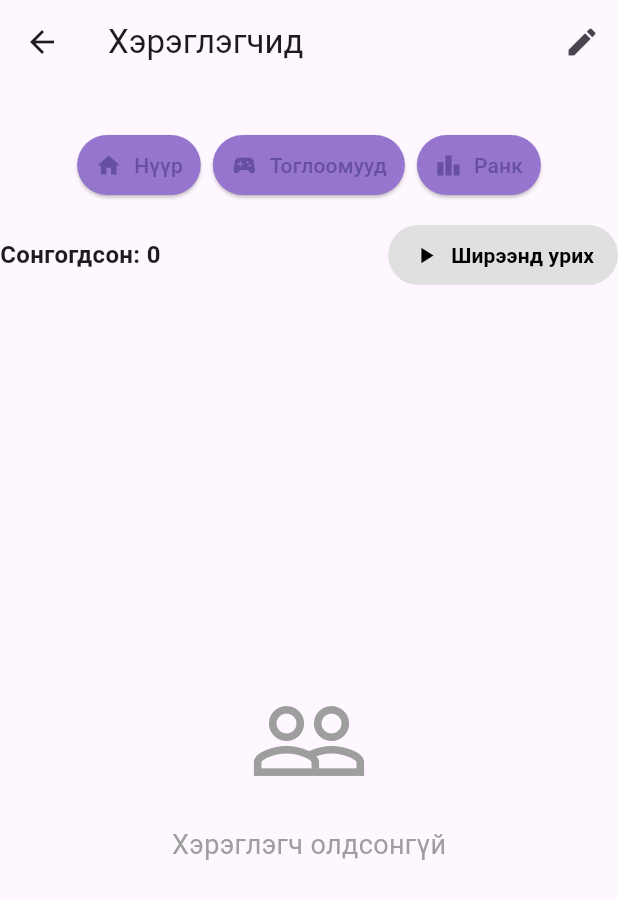
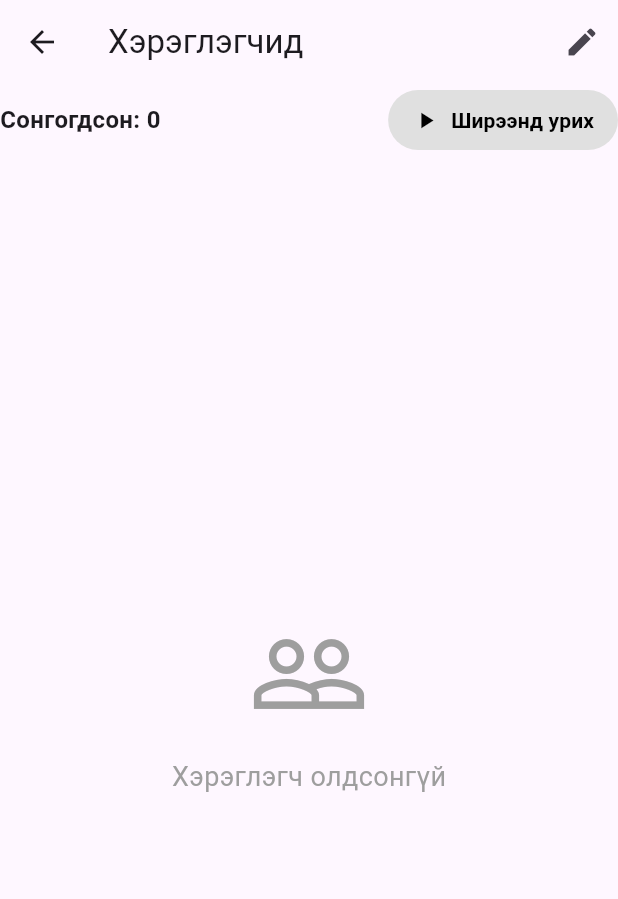
Before and after one commit to khenchbishb-hue/toocoob, a Flutter app: the PlayerSelectionPage screen opened directly, on a phone screen of 412 x 824 dp. Shown: the top 899 px of the screen. Run offline on Flutter 3.47's test engine with Material 3 defaults, Android fonts, the phone set to English and light mode, and no system bars; our stand-ins replace cloud_firestore, firebase_core, firebase_storage, image_picker; accounts and stored records are empty.

Commit message:
changes 1

```diff
--- a/lib/screens/13_card_poker.dart
+++ b/lib/screens/13_card_poker.dart
@@ -1937,7 +1937,28 @@ class _CardPokerPageState extends State<CardPokerPage>
           }
         }
       } else if (nonFailedCount >= 2) {
-        // 2+ тоглогч хожигдоогүй байвал шалгаж асуух
+        // 2+ тоглогч хожигдоогүй байвал энэ тоглолтын ялагчийг тодорхойлох
+        // Хамгийн бага оноотой (хамгийн сайн тоглосон) тоглогчийг олох
+        String? roundWinnerId;
+        int lowestScore = 999999;
+
+        for (final playerId in currentPlayerIds) {
+          if (!_failedPlayerIds.contains(playerId)) {
+            final score = _totalScores[playerId] ?? 0;
+            if (score < lowestScore) {
+              lowestScore = score;
+              roundWinnerId = playerId;
+            }
+          }
+        }
+
+        // Энэ тоглолтын ялагчийг тэмдэглэх
+        if (roundWinnerId != null) {
+          setState(() {
+            _winStars[roundWinnerId!] = (_winStars[roundWinnerId] ?? 0) + 1;
+          });
+        }
+
         // Хожсон тоглогчдын нийт тоог шалгах (идэвхтэй тоглогчийн тоотой тэнцэх үед л асуух)
         final totalWinsAcrossPlayers =
             _winStars.values.fold<int>(0, (sum, wins) => sum + wins);
--- a/lib/screens/kinds_of_game.dart
+++ b/lib/screens/kinds_of_game.dart
@@ -60,7 +60,7 @@ class KindsOfGamePage extends StatelessWidget {
           crossAxisCount: 3,
           crossAxisSpacing: 8,
           mainAxisSpacing: 8,
-          childAspectRatio: 1,
+          childAspectRatio: 0.65,
         ),
         itemCount: games.length,
         itemBuilder: (context, index) {
--- a/lib/screens/player_selection_page.dart
+++ b/lib/screens/player_selection_page.dart
@@ -61,67 +61,10 @@ class _PlayerSelectionPageState extends State<PlayerSelectionPage> {
             ),
         ],
         bottom: PreferredSize(
-          preferredSize: const Size.fromHeight(150),
+          preferredSize: const Size.fromHeight(60),
           child: Padding(
             padding: const EdgeInsets.only(bottom: 12),
-            child: Column(
-              mainAxisSize: MainAxisSize.min,
-              children: [
-                // Navigation buttons row
-                SingleChildScrollView(
-                  scrollDirection: Axis.horizontal,
             child: Row(
-                    children: [
-                      Padding(
-                        padding: const EdgeInsets.symmetric(horizontal: 4),
-                        child: ElevatedButton.icon(
-                          onPressed: () => Navigator.pop(context),
-                          icon: const Icon(Icons.home, size: 18),
-                          label: const Text('Нүүр'),
-                          style: ElevatedButton.styleFrom(
-                            padding: const EdgeInsets.symmetric(
-                              horizontal: 12,
-                              vertical: 8,
-                            ),
-                            backgroundColor: Colors.deepPurple[300],
-                          ),
-                        ),
-                      ),
-                      Padding(
-                        padding: const EdgeInsets.symmetric(horizontal: 4),
-                        child: ElevatedButton.icon(
-                          onPressed: () {},
-                          icon: const Icon(Icons.sports_esports, size: 18),
-                          label: const Text('Тоглоомууд'),
-                          style: ElevatedButton.styleFrom(
-                            padding: const EdgeInsets.symmetric(
-                              horizontal: 12,
-                              vertical: 8,
-                            ),
-                            backgroundColor: Colors.deepPurple[300],
-                          ),
-                        ),
-                      ),
-                      Padding(
-                        padding: const EdgeInsets.symmetric(horizontal: 4),
-                        child: ElevatedButton.icon(
-                          onPressed: () {},
-                          icon: const Icon(Icons.leaderboard, size: 18),
-                          label: const Text('Ранк'),
-                          style: ElevatedButton.styleFrom(
-                            padding: const EdgeInsets.symmetric(
-                              horizontal: 12,
-                              vertical: 8,
-                            ),
-                            backgroundColor: Colors.deepPurple[300],
-                          ),
-                        ),
-                      ),
-                    ],
-                  ),
-                ),
-                const SizedBox(height: 12),
-                Row(
               mainAxisAlignment: MainAxisAlignment.spaceBetween,
               children: [
                 Text(
@@ -167,8 +110,6 @@ class _PlayerSelectionPageState extends State<PlayerSelectionPage> {
                     backgroundColor: Colors.yellow,
                     disabledBackgroundColor: Colors.grey[300],
                   ),
-                    ),
-                  ],
                 ),
               ],
             ),
```
Also changed, not shown: 1 other file. Lines whose indentation alone changed are shown as unchanged.
